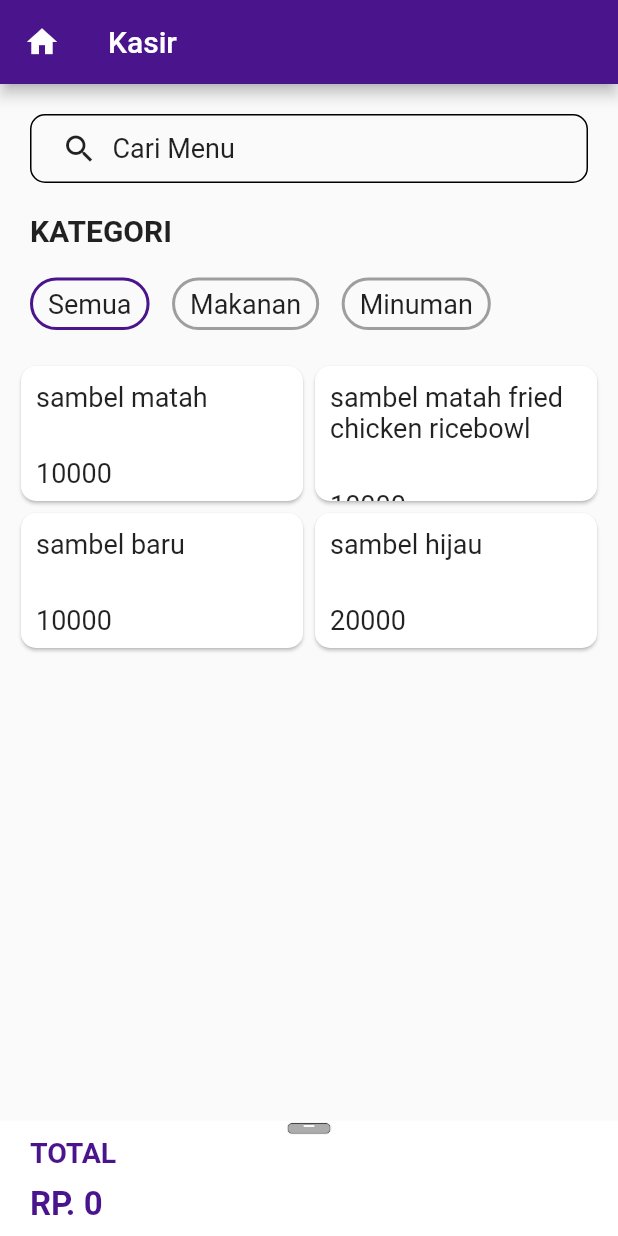
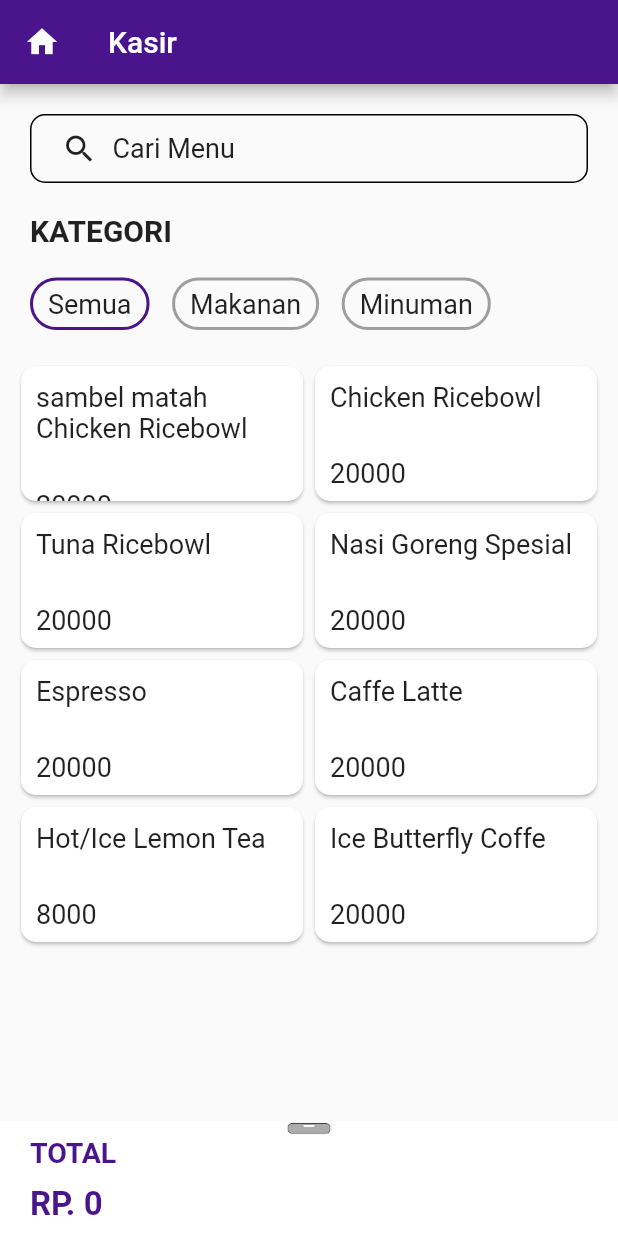
Before and after one commit to Achmad-irfanda/layout_kasir, a Flutter app: the screen it shows after launch, on a phone screen of 412 x 824 dp. Run offline on Flutter 3.47's test engine with Material 2 defaults, Android fonts, the phone set to English and light mode, and no system bars.

Commit message:
pembayaran Item

```diff
--- a/lib/home/cardsetting.dart
+++ b/lib/home/cardsetting.dart
@@ -29,6 +29,7 @@ class _CardItemState extends State<CardItem> {
           Provider.of<Item>(context, listen: false).add(
               CardItem(nama: widget.nama, harga: widget.harga), widget.harga),
         },
+
         child: ListView(
           children: [
             Align(
--- a/lib/home/home.dart
+++ b/lib/home/home.dart
@@ -134,21 +134,37 @@ class _homepageState extends State<homepage> {
                         childAspectRatio: 6 / 3,
                         children: [
                           CardItem(
-                            nama: ("sambel matah"),
-                            harga: 10000,
+                            nama: ("sambel matah Chicken Ricebowl"),
+                            harga: 20000,
                           ),
                           CardItem(
-                            nama: ("sambel matah fried chicken ricebowl"),
-                            harga: 10000,
+                            nama: ("Chicken Ricebowl"),
+                            harga: 20000,
                           ),
                           CardItem(
-                            nama: ("sambel baru"),
-                            harga: 10000,
+                            nama: ("Tuna Ricebowl"),
+                            harga: 20000,
                           ),
                           CardItem(
-                            nama: ("sambel hijau"),
+                            nama: ("Nasi Goreng Spesial"),
                             harga: 20000,
-                          )
+                          ),
+                          CardItem(
+                            nama: ("Espresso"),
+                            harga: 20000,
+                          ),
+                          CardItem(
+                            nama: ("Caffe Latte"),
+                            harga: 20000,
+                          ),
+                          CardItem(
+                            nama: ("Hot/Ice Lemon Tea"),
+                            harga: 8000,
+                          ),
+                          CardItem(
+                            nama: ("Ice Butterfly Coffe"),
+                            harga: 20000,
+                          ),
                         ],
                       ),
                     ],
@@ -158,7 +174,7 @@ class _homepageState extends State<homepage> {
             ),
 
             // total pembayaran
-            slider(),
+            BottomSlider(),
           ],
         ),
       ),
--- a/lib/home/slider.dart
+++ b/lib/home/slider.dart
@@ -4,14 +4,17 @@ import 'package:provider/provider.dart';
 import 'package:layout_kasir/checkout/provitem.dart';
 import 'package:layout_kasir/checkout/number_ticker.dart';
 
-class slider extends StatefulWidget {
+class BottomSlider extends StatefulWidget {
   @override
-  _sliderState createState() => _sliderState();
+  _BottomSliderState createState() => _BottomSliderState();
 }
 
-class _sliderState extends State<slider> {
+class _BottomSliderState extends State<BottomSlider> {
   @override
   Widget build(BuildContext context) {
+
+    var items = Provider.of<Item>(context);
+
     return DraggableScrollableSheet(
       initialChildSize: 0.1,
       minChildSize: 0.1,
@@ -68,26 +71,30 @@ class _sliderState extends State<slider> {
                         fontWeight: FontWeight.bold),
                   ),
                 ),
-                Consumer<Item>(builder: (context, provitem, child) {
-                  return Container(
+
+                Container(
                     height: 180,
                     margin: EdgeInsets.only(left: 20, right: 20, top: 10),
                     child: ListView.builder(
-                        itemCount: provitem.selectedItem.length,
+                        itemCount: items.selectedItem.length,
                         itemBuilder: (context, index) {
+                          var item = items.selectedItem[index];
                           return Container(
                             padding: EdgeInsets.all(15),
                             margin:
                                 EdgeInsets.only(top: 10, left: 10, right: 10),
                             child: Row(
                               children: [
-                                Text(provitem.selectedItem[index].nama,
-                                    style: TextStyle(fontSize: 18)),
+                                SingleChildScrollView(
+                                  child: SizedBox(
+                                    width: 250,
+                                    child: Text(
+                                        item.nama,
+                                        style: TextStyle(fontSize: 18)),
+                                  ),
+                                ),
                                 Spacer(),
-                                Container(
-                                  margin: EdgeInsets.only(left: 20, right: 10),
-                                  child: NumberTicker(),
-                                )
+                                NumberTicker()
                               ],
                             ),
                             decoration: BoxDecoration(
@@ -101,8 +108,7 @@ class _sliderState extends State<slider> {
                       border: Border.all(width: 1, color: Colors.grey[400]),
                       borderRadius: BorderRadius.circular(10),
                     ),
-                  );
-                }),
+                  ),
                 new Container(
                     margin: EdgeInsets.only(
                         left: 50, right: 50, top: 30, bottom: 30),
@@ -111,10 +117,11 @@ class _sliderState extends State<slider> {
                           borderRadius: BorderRadius.circular(10)),
                       color: Colors.purple[900],
                       onPressed: () {
-                        Navigator.of(context).push(
-                          new MaterialPageRoute(
-                            builder: (BuildContext context) => bayar(),
-                          ),
+                        Navigator.push(
+                          context,
+                          MaterialPageRoute(builder: (context) => Bayar(
+                            totalHarga: items.totalHarga,
+                          )),
                         );
                       },
                       child: Padding(
--- a/lib/main.dart
+++ b/lib/main.dart
@@ -1,8 +1,25 @@
 import 'package:flutter/material.dart';
+import 'package:layout_kasir/checkout/bayar.dart';
+import 'package:layout_kasir/checkout/provitem.dart';
 import 'package:layout_kasir/home/home.dart';
+import 'package:provider/provider.dart';
 
 void main() {
-  runApp(MyApp());
+  runApp(provider());
+}
+
+class provider extends StatelessWidget {
+  @override
+  Widget build(BuildContext context) {
+    return MultiProvider(
+      providers: [
+        ChangeNotifierProvider<Item>(
+          create: (_) =>  Item(),
+        ),
+        ],
+      child: MyApp(),
+    );
+  }
 }
 
 class MyApp extends StatelessWidget {
```
Also changed, not shown: lib/checkout/bayar.dart (+27 -6 lines).
